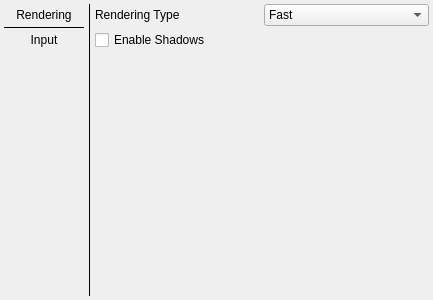
First picture: the form in Gui/src/Frames/SettingsFrame/SettingsWidget/SettingsWidget.ui, repository RullDeef/cw-1, before the edit.
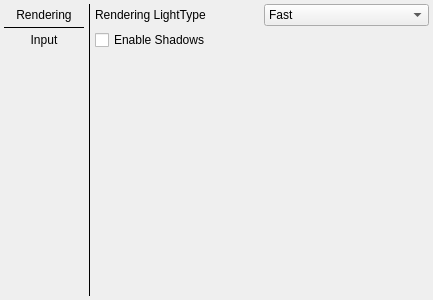
Second picture: the form after the edit.

Diff of the .ui file:
```diff
--- a/Gui/src/Frames/SettingsFrame/SettingsWidget/SettingsWidget.ui
+++ b/Gui/src/Frames/SettingsFrame/SettingsWidget/SettingsWidget.ui
@@ -116,7 +116,7 @@
          <item>
           <widget class="QLabel" name="label">
            <property name="text">
-            <string>Rendering Type</string>
+            <string>Rendering LightType</string>
            </property>
           </widget>
          </item>
```
